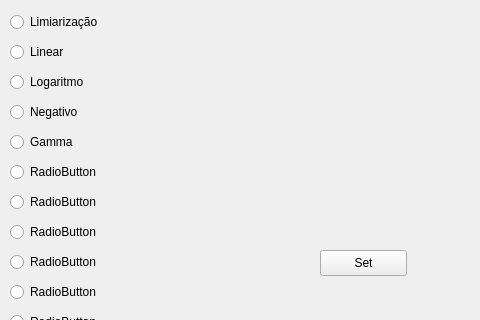
Above: DIP_project/mainwindow.ui from LucasdeAl/Digital_Image_Processing_01 before the change; both pictures show x 0 to 480 and y 0 to 320 of the 800 by 600 pixel window. Below: the same form after it.
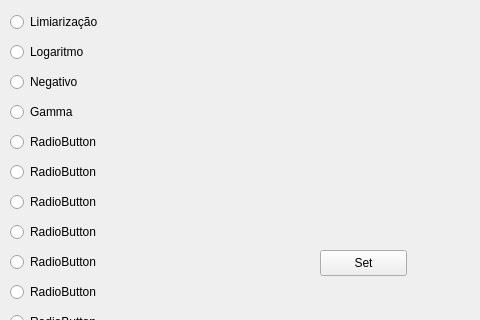
That is the form after the change.

Commit message: Removing linear

```diff
--- a/DIP_project/mainwindow.ui
+++ b/DIP_project/mainwindow.ui
@@ -63,24 +63,11 @@
      <string>Limiarização</string>
     </property>
    </widget>
-   <widget class="QRadioButton" name="Linear">
-    <property name="geometry">
-     <rect>
-      <x>10</x>
-      <y>40</y>
-      <width>110</width>
-      <height>24</height>
-     </rect>
-    </property>
-    <property name="text">
-     <string>Linear</string>
-    </property>
-   </widget>
    <widget class="QRadioButton" name="Logaritmo">
     <property name="geometry">
      <rect>
       <x>10</x>
-      <y>70</y>
+      <y>40</y>
       <width>110</width>
       <height>24</height>
      </rect>
@@ -93,7 +80,7 @@
     <property name="geometry">
      <rect>
       <x>10</x>
-      <y>130</y>
+      <y>100</y>
       <width>110</width>
       <height>24</height>
      </rect>
@@ -158,7 +145,7 @@
     <property name="geometry">
      <rect>
       <x>10</x>
-      <y>100</y>
+      <y>70</y>
       <width>110</width>
       <height>24</height>
      </rect>
@@ -307,6 +294,19 @@
      <string>Quit</string>
     </property>
    </widget>
+   <widget class="QRadioButton" name="radioButton">
+    <property name="geometry">
+     <rect>
+      <x>10</x>
+      <y>130</y>
+      <width>110</width>
+      <height>24</height>
+     </rect>
+    </property>
+    <property name="text">
+     <string>RadioButton</string>
+    </property>
+   </widget>
   </widget>
   <widget class="QMenuBar" name="menubar">
    <property name="geometry">
```
The commit also changes 3 other files.
